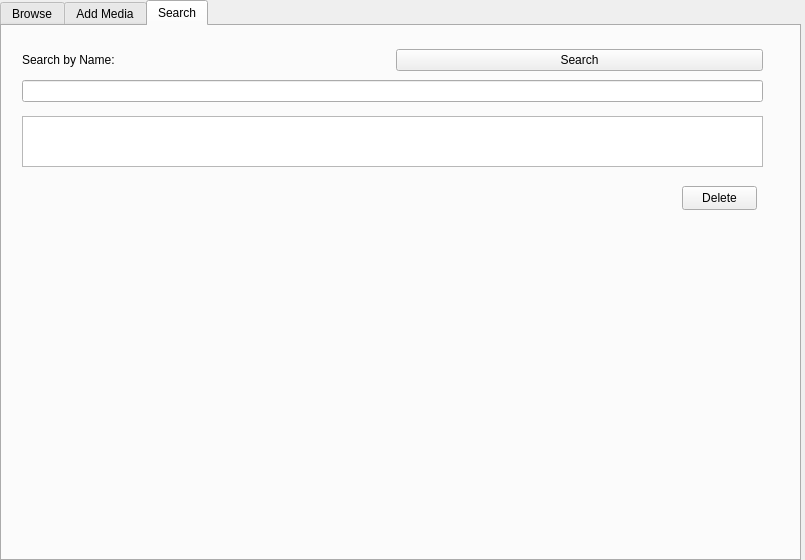
Above: main_window.ui from CristianoNicoletti/Programming-Project before the change. Below: the same form after it.
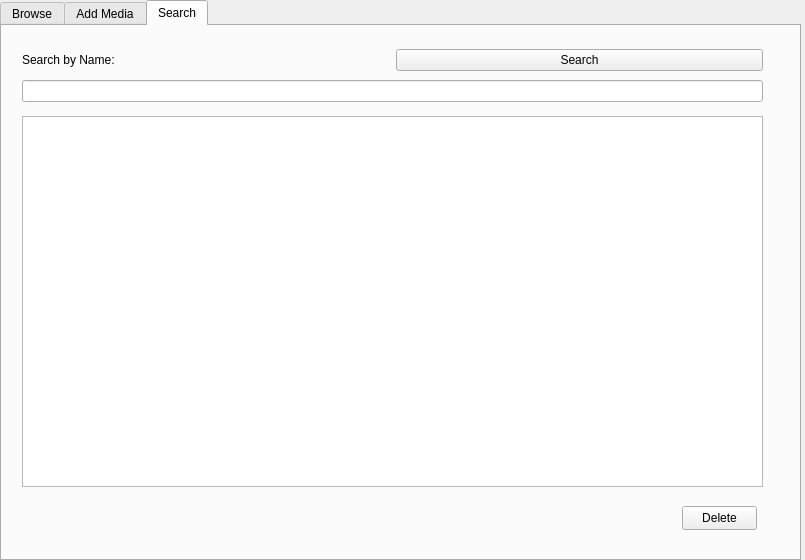
That is the form after the change. The open tabs and pages were chosen to show the change.

Diff of the .ui file:
```diff
--- a/main_window.ui
+++ b/main_window.ui
@@ -248,7 +248,7 @@
        <x>20</x>
        <y>90</y>
        <width>741</width>
-       <height>51</height>
+       <height>371</height>
       </rect>
      </property>
     </widget>
@@ -256,7 +256,7 @@
      <property name="geometry">
       <rect>
        <x>680</x>
-       <y>160</y>
+       <y>480</y>
        <width>75</width>
        <height>24</height>
       </rect>
```
Left out of the diff: 6 changed lines with no effect on the pictures.
